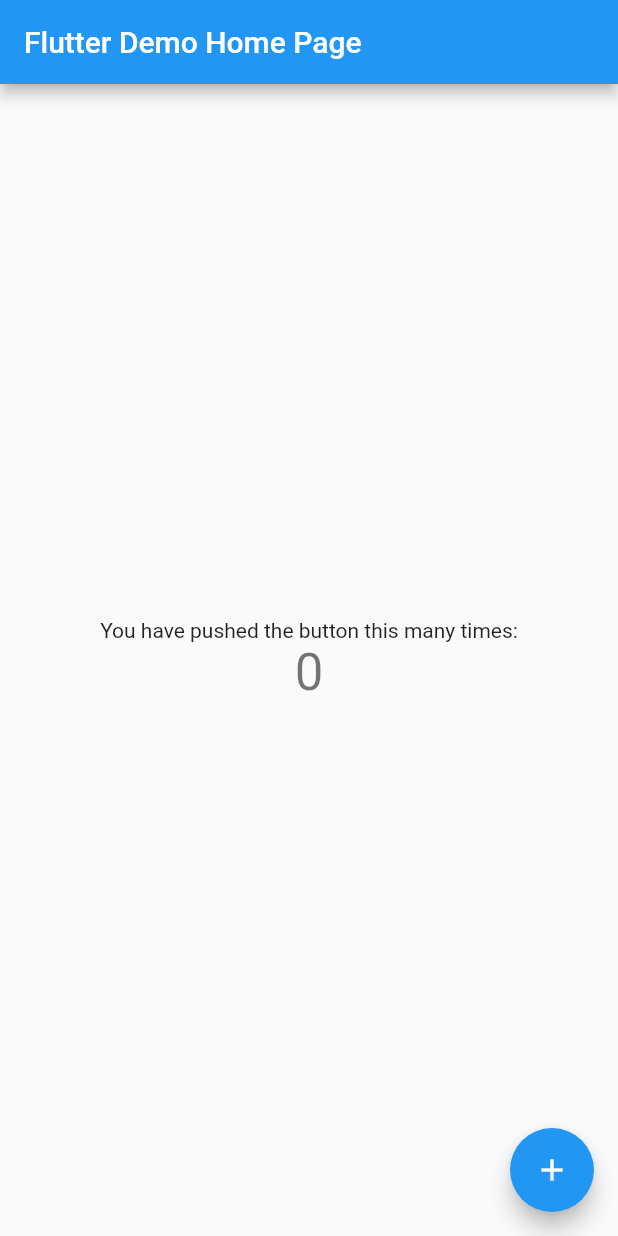
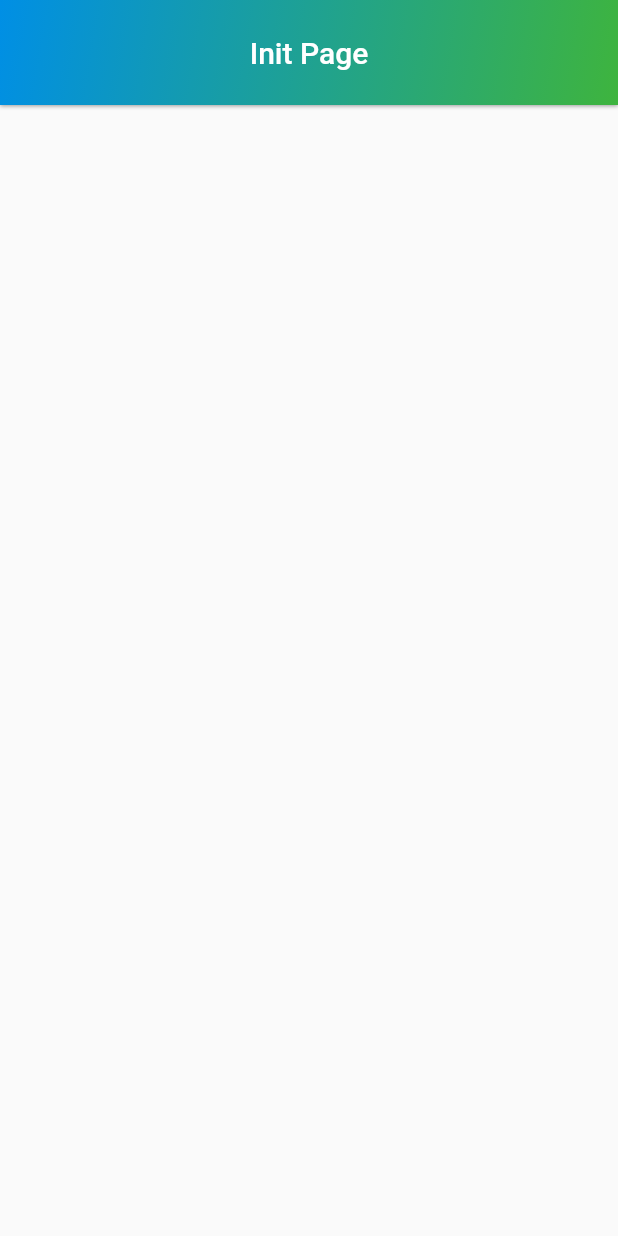
Before and after one commit to tranbaquan/child_protection_app, a Flutter app: the screen it shows after launch, on a phone screen of 412 x 824 dp. Run offline on Flutter 3.47's test engine with Material 2 defaults, Android fonts, the phone set to English and light mode, and no system bars.

Commit message:
4/4/2019

```diff
--- a/lib/main.dart
+++ b/lib/main.dart
@@ -1,111 +1,21 @@
+import 'package:child_protection_app/ui/init_page.dart';
 import 'package:flutter/material.dart';
 
-void main() => runApp(MyApp());
+void main() {
+  runApp(ChildProtection());
+}
 
-class MyApp extends StatelessWidget {
-  // This widget is the root of your application.
+class ChildProtection extends StatelessWidget {
   @override
   Widget build(BuildContext context) {
     return MaterialApp(
-      title: 'Flutter Demo',
+      title: 'Child Protection',
       theme: ThemeData(
-        // This is the theme of your application.
-        //
-        // Try running your application with "flutter run". You'll see the
-        // application has a blue toolbar. Then, without quitting the app, try
-        // changing the primarySwatch below to Colors.green and then invoke
-        // "hot reload" (press "r" in the console where you ran "flutter run",
-        // or simply save your changes to "hot reload" in a Flutter IDE).
-        // Notice that the counter didn't reset back to zero; the application
-        // is not restarted.
-        primarySwatch: Colors.blue,
+        primarySwatch: Colors.green,
+        backgroundColor: Colors.white,
+        accentColor: Colors.cyan,
       ),
-      home: MyHomePage(title: 'Flutter Demo Home Page'),
+      home: InitPage(),
     );
   }
 }
-
-class MyHomePage extends StatefulWidget {
-  MyHomePage({Key key, this.title}) : super(key: key);
-
-  // This widget is the home page of your application. It is stateful, meaning
-  // that it has a State object (defined below) that contains fields that affect
-  // how it looks.
-
-  // This class is the configuration for the state. It holds the values (in this
-  // case the title) provided by the parent (in this case the App widget) and
-  // used by the build method of the State. Fields in a Widget subclass are
-  // always marked "final".
-
-  final String title;
-
-  @override
-  _MyHomePageState createState() => _MyHomePageState();
-}
-
-class _MyHomePageState extends State<MyHomePage> {
-  int _counter = 0;
-
-  void _incrementCounter() {
-    setState(() {
-      // This call to setState tells the Flutter framework that something has
-      // changed in this State, which causes it to rerun the build method below
-      // so that the display can reflect the updated values. If we changed
-      // _counter without calling setState(), then the build method would not be
-      // called again, and so nothing would appear to happen.
-      _counter++;
-    });
-  }
-
-  @override
-  Widget build(BuildContext context) {
-    // This method is rerun every time setState is called, for instance as done
-    // by the _incrementCounter method above.
-    //
-    // The Flutter framework has been optimized to make rerunning build methods
-    // fast, so that you can just rebuild anything that needs updating rather
-    // than having to individually change instances of widgets.
-    return Scaffold(
-      appBar: AppBar(
-        // Here we take the value from the MyHomePage object that was created by
-        // the App.build method, and use it to set our appbar title.
-        title: Text(widget.title),
-      ),
-      body: Center(
-        // Center is a layout widget. It takes a single child and positions it
-        // in the middle of the parent.
-        child: Column(
-          // Column is also layout widget. It takes a list of children and
-          // arranges them vertically. By default, it sizes itself to fit its
-          // children horizontally, and tries to be as tall as its parent.
-          //
-          // Invoke "debug painting" (press "p" in the console, choose the
-          // "Toggle Debug Paint" action from the Flutter Inspector in Android
-          // Studio, or the "Toggle Debug Paint" command in Visual Studio Code)
-          // to see the wireframe for each widget.
-          //
-          // Column has various properties to control how it sizes itself and
-          // how it positions its children. Here we use mainAxisAlignment to
-          // center the children vertically; the main axis here is the vertical
-          // axis because Columns are vertical (the cross axis would be
-          // horizontal).
-          mainAxisAlignment: MainAxisAlignment.center,
-          children: <Widget>[
-            Text(
-              'You have pushed the button this many times:',
-            ),
-            Text(
-              '$_counter',
-              style: Theme.of(context).textTheme.display1,
-            ),
-          ],
-        ),
-      ),
-      floatingActionButton: FloatingActionButton(
-        onPressed: _incrementCounter,
-        tooltip: 'Increment',
-        child: Icon(Icons.add),
-      ), // This trailing comma makes auto-formatting nicer for build methods.
-    );
-  }
-}
--- /dev/null
+++ b/lib/ui/init_page.dart
@@ -0,0 +1,19 @@
+import 'package:child_protection_app/ui/widget/appbar.dart';
+import 'package:flutter/material.dart';
+
+class InitPage extends StatefulWidget {
+  @override
+  InitPageState createState() {
+    return new InitPageState();
+  }
+}
+
+class InitPageState extends State<InitPage> {
+  @override
+  Widget build(BuildContext context) {
+    final appbar = HWAppbar(title: "Init Page");
+    return Scaffold(
+      appBar: appbar.buildAppbar(context),
+    );
+  }
+}
--- /dev/null
+++ b/lib/ui/widget/appbar.dart
@@ -0,0 +1,37 @@
+import 'package:flutter/material.dart';
+
+class HWAppbar{
+  final String title;
+
+  const HWAppbar({this.title});
+
+
+  PreferredSize buildAppbar(BuildContext context) {
+    return PreferredSize(
+      preferredSize: Size(double.infinity, 70),
+      child: Container(
+        padding: EdgeInsets.all(16),
+        decoration: BoxDecoration(
+          gradient: LinearGradient(
+            colors: [Color(0xFF008fe5), Color(0xFF3eb43e)],
+            begin: Alignment.topLeft,
+            end: Alignment.bottomRight,
+          ),
+          boxShadow: [
+            BoxShadow(
+              color: Colors.grey[500],
+              offset: Offset(0.0, 1.5),
+              blurRadius: 1.5,
+            ),
+          ],
+        ),
+        child: AppBar(
+          backgroundColor: Colors.transparent,
+          elevation: 0,
+          title: Text(this.title),
+          centerTitle: true,
+        ),
+      ),
+    );
+  }
+}
```
Also changed, not shown: 1 other file.
